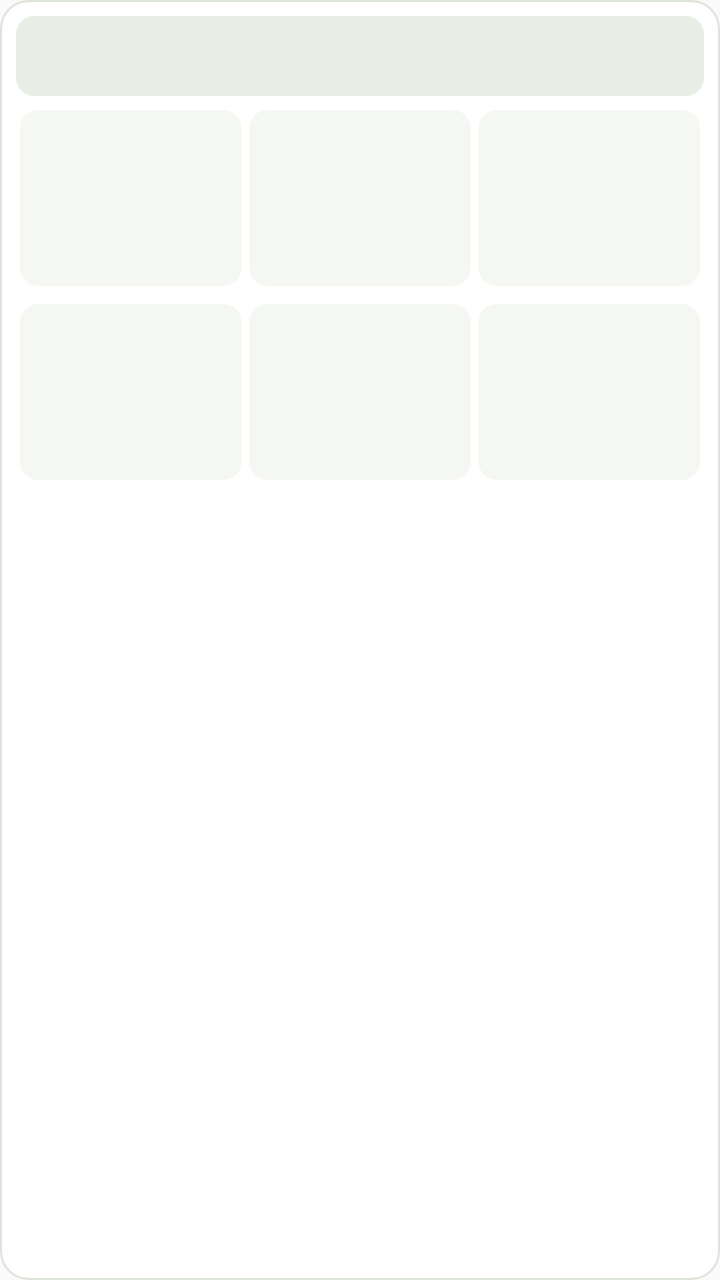
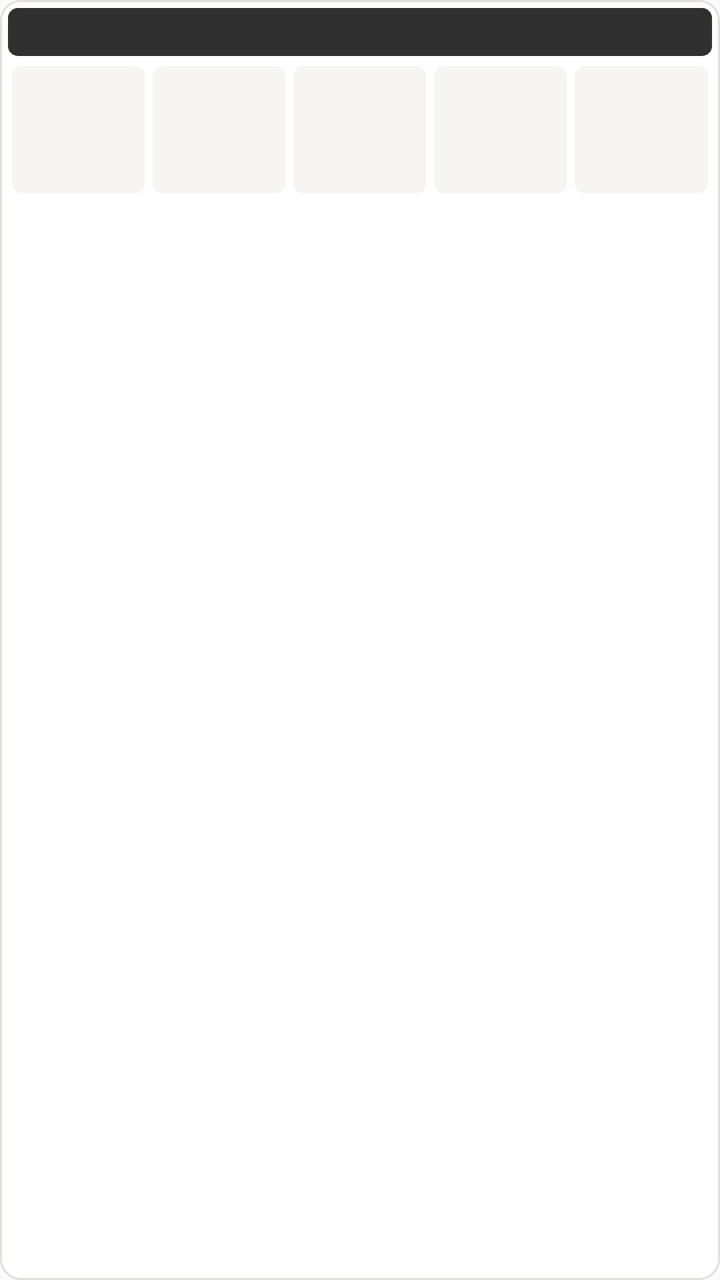

Before-and-after screenshots of an Android layout around one commit, followed by the original layout XML and the change that was made.
<!-- AndroidManifest.xml: application theme android:Theme.Material.Light.NoActionBar -->
<!-- res/layout/widget_section.xml -->
<?xml version="1.0" encoding="utf-8"?>
<LinearLayout xmlns:android="http://schemas.android.com/apk/res/android" android:layout_width="match_parent" android:layout_height="wrap_content" android:orientation="vertical" android:background="@drawable/widget_section_bg" android:padding="8dp">
 <LinearLayout android:id="@+id/section_header" android:layout_width="match_parent" android:layout_height="40dp" android:gravity="center_vertical" android:paddingLeft="8dp" android:paddingRight="8dp" android:background="@drawable/widget_header_bg">
  <ImageView android:id="@+id/section_icon" android:layout_width="23dp" android:layout_height="23dp" android:layout_marginRight="9dp" android:contentDescription=""/>
  <TextView android:id="@+id/section_title" android:layout_width="0dp" android:layout_weight="1" android:layout_height="wrap_content" android:textSize="18sp" android:textStyle="bold" android:textColor="#243D30"/>
 </LinearLayout>
 <LinearLayout android:id="@+id/action_row_0" android:layout_width="match_parent" android:layout_height="wrap_content" android:orientation="horizontal" android:paddingTop="5dp">
  <LinearLayout android:id="@+id/action_0" android:layout_width="0dp" android:layout_weight="1" android:layout_height="88dp" android:layout_margin="2dp" android:background="@drawable/btn_bg" android:orientation="vertical" android:gravity="center" android:padding="5dp">
   <ImageView android:id="@+id/action_0_icon" android:layout_width="30dp" android:layout_height="30dp" android:layout_marginBottom="5dp" android:contentDescription=""/>
   <TextView android:id="@+id/action_0_label" android:layout_width="match_parent" android:layout_height="wrap_content" android:gravity="center" android:textSize="13sp" android:textStyle="bold" android:textColor="#24352B" android:maxLines="2"/>
   <TextView android:id="@+id/action_0_sub" android:layout_width="match_parent" android:layout_height="wrap_content" android:gravity="center" android:textSize="10sp" android:textColor="#6A756D" android:maxLines="1" android:ellipsize="end"/>
  </LinearLayout>
  <LinearLayout android:id="@+id/action_1" android:layout_width="0dp" android:layout_weight="1" android:layout_height="88dp" android:layout_margin="2dp" android:background="@drawable/btn_bg" android:orientation="vertical" android:gravity="center" android:padding="5dp">
   <ImageView android:id="@+id/action_1_icon" android:layout_width="30dp" android:layout_height="30dp" android:layout_marginBottom="5dp" android:contentDescription=""/>
   <TextView android:id="@+id/action_1_label" android:layout_width="match_parent" android:layout_height="wrap_content" android:gravity="center" android:textSize="13sp" android:textStyle="bold" android:textColor="#24352B" android:maxLines="2"/>
   <TextView android:id="@+id/action_1_sub" android:layout_width="match_parent" android:layout_height="wrap_content" android:gravity="center" android:textSize="10sp" android:textColor="#6A756D" android:maxLines="1" android:ellipsize="end"/>
  </LinearLayout>
  <LinearLayout android:id="@+id/action_2" android:layout_width="0dp" android:layout_weight="1" android:layout_height="88dp" android:layout_margin="2dp" android:background="@drawable/btn_bg" android:orientation="vertical" android:gravity="center" android:padding="5dp">
   <ImageView android:id="@+id/action_2_icon" android:layout_width="30dp" android:layout_height="30dp" android:layout_marginBottom="5dp" android:contentDescription=""/>
   <TextView android:id="@+id/action_2_label" android:layout_width="match_parent" android:layout_height="wrap_content" android:gravity="center" android:textSize="13sp" android:textStyle="bold" android:textColor="#24352B" android:maxLines="2"/>
   <TextView android:id="@+id/action_2_sub" android:layout_width="match_parent" android:layout_height="wrap_content" android:gravity="center" android:textSize="10sp" android:textColor="#6A756D" android:maxLines="1" android:ellipsize="end"/>
  </LinearLayout>
 </LinearLayout>
 <LinearLayout android:id="@+id/action_row_1" android:layout_width="match_parent" android:layout_height="wrap_content" android:orientation="horizontal" android:paddingTop="5dp">
  <LinearLayout android:id="@+id/action_3" android:layout_width="0dp" android:layout_weight="1" android:layout_height="88dp" android:layout_margin="2dp" android:background="@drawable/btn_bg" android:orientation="vertical" android:gravity="center" android:padding="5dp">
   <ImageView android:id="@+id/action_3_icon" android:layout_width="30dp" android:layout_height="30dp" android:layout_marginBottom="5dp" android:contentDescription=""/>
   <TextView android:id="@+id/action_3_label" android:layout_width="match_parent" android:layout_height="wrap_content" android:gravity="center" android:textSize="13sp" android:textStyle="bold" android:textColor="#24352B" android:maxLines="2"/>
   <TextView android:id="@+id/action_3_sub" android:layout_width="match_parent" android:layout_height="wrap_content" android:gravity="center" android:textSize="10sp" android:textColor="#6A756D" android:maxLines="1" android:ellipsize="end"/>
  </LinearLayout>
  <LinearLayout android:id="@+id/action_4" android:layout_width="0dp" android:layout_weight="1" android:layout_height="88dp" android:layout_margin="2dp" android:background="@drawable/btn_bg" android:orientation="vertical" android:gravity="center" android:padding="5dp">
   <ImageView android:id="@+id/action_4_icon" android:layout_width="30dp" android:layout_height="30dp" android:layout_marginBottom="5dp" android:contentDescription=""/>
   <TextView android:id="@+id/action_4_label" android:layout_width="match_parent" android:layout_height="wrap_content" android:gravity="center" android:textSize="13sp" android:textStyle="bold" android:textColor="#24352B" android:maxLines="2"/>
   <TextView android:id="@+id/action_4_sub" android:layout_width="match_parent" android:layout_height="wrap_content" android:gravity="center" android:textSize="10sp" android:textColor="#6A756D" android:maxLines="1" android:ellipsize="end"/>
  </LinearLayout>
  <LinearLayout android:id="@+id/action_5" android:layout_width="0dp" android:layout_weight="1" android:layout_height="88dp" android:layout_margin="2dp" android:background="@drawable/btn_bg" android:orientation="vertical" android:gravity="center" android:padding="5dp">
   <ImageView android:id="@+id/action_5_icon" android:layout_width="30dp" android:layout_height="30dp" android:layout_marginBottom="5dp" android:contentDescription=""/>
   <TextView android:id="@+id/action_5_label" android:layout_width="match_parent" android:layout_height="wrap_content" android:gravity="center" android:textSize="13sp" android:textStyle="bold" android:textColor="#24352B" android:maxLines="2"/>
   <TextView android:id="@+id/action_5_sub" android:layout_width="match_parent" android:layout_height="wrap_content" android:gravity="center" android:textSize="10sp" android:textColor="#6A756D" android:maxLines="1" android:ellipsize="end"/>
  </LinearLayout>
 </LinearLayout>
</LinearLayout>
<!-- resources referenced by this layout -->
<resources>
  <!-- drawable btn_bg (drawable) -->
  <shape xmlns:android="http://schemas.android.com/apk/res/android" android:shape="rectangle"><solid android:color="#F5F7F2"/><corners android:radius="9dp"/></shape>
  <!-- drawable widget_header_bg (drawable) -->
  <shape xmlns:android="http://schemas.android.com/apk/res/android" android:shape="rectangle"><solid android:color="#E8EEE4"/><corners android:radius="9dp"/></shape>
  <!-- drawable widget_section_bg (drawable) -->
  <shape xmlns:android="http://schemas.android.com/apk/res/android" android:shape="rectangle"><solid android:color="#FFFFFF"/><corners android:radius="14dp"/><stroke android:width="1dp" android:color="#DDE4DA"/></shape>
</resources>

<!-- the commit's change to res/layout/widget_section.xml (unified diff, before → after) -->
@@ -1,41 +1,30 @@
 <?xml version="1.0" encoding="utf-8"?>
-<LinearLayout xmlns:android="http://schemas.android.com/apk/res/android" android:layout_width="match_parent" android:layout_height="wrap_content" android:orientation="vertical" android:background="@drawable/widget_section_bg" android:padding="8dp">
- <LinearLayout android:id="@+id/section_header" android:layout_width="match_parent" android:layout_height="40dp" android:gravity="center_vertical" android:paddingLeft="8dp" android:paddingRight="8dp" android:background="@drawable/widget_header_bg">
-  <ImageView android:id="@+id/section_icon" android:layout_width="23dp" android:layout_height="23dp" android:layout_marginRight="9dp" android:contentDescription=""/>
-  <TextView android:id="@+id/section_title" android:layout_width="0dp" android:layout_weight="1" android:layout_height="wrap_content" android:textSize="18sp" android:textStyle="bold" android:textColor="#243D30"/>
+<LinearLayout xmlns:android="http://schemas.android.com/apk/res/android" android:layout_width="match_parent" android:layout_height="wrap_content" android:orientation="vertical" android:background="@drawable/widget_section_bg" android:padding="4dp">
+ <TextView android:id="@+id/section_title" android:layout_width="match_parent" android:layout_height="24dp" android:gravity="center_vertical" android:paddingLeft="9dp" android:background="@drawable/widget_header_bg" android:textSize="13sp" android:textStyle="bold" android:letterSpacing="0.06" android:textColor="#FFFFFF"/>
+ <LinearLayout android:layout_width="match_parent" android:layout_height="wrap_content" android:orientation="horizontal" android:paddingTop="3dp">
+ <LinearLayout android:id="@+id/action_0" android:layout_width="0dp" android:layout_weight="1" android:layout_height="wrap_content" android:layout_margin="2dp" android:background="@drawable/btn_bg" android:orientation="vertical" android:gravity="center" android:padding="3dp">
+  <ImageView android:id="@+id/action_0_icon" android:layout_width="30dp" android:layout_height="20dp" android:layout_marginBottom="2dp" android:scaleType="fitCenter" android:contentDescription=""/>
+  <TextView android:id="@+id/action_0_label" android:layout_width="match_parent" android:layout_height="22dp" android:gravity="center" android:textSize="12sp" android:textStyle="bold" android:textColor="#2A2A2A" android:maxLines="2"/>
+  <TextView android:id="@+id/action_0_sub" android:layout_width="match_parent" android:layout_height="wrap_content" android:gravity="center" android:textSize="10sp" android:textColor="#796347" android:maxLines="1" android:ellipsize="end"/>
  </LinearLayout>
- <LinearLayout android:id="@+id/action_row_0" android:layout_width="match_parent" android:layout_height="wrap_content" android:orientation="horizontal" android:paddingTop="5dp">
-  <LinearLayout android:id="@+id/action_0" android:layout_width="0dp" android:layout_weight="1" android:layout_height="88dp" android:layout_margin="2dp" android:background="@drawable/btn_bg" android:orientation="vertical" android:gravity="center" android:padding="5dp">
-   <ImageView android:id="@+id/action_0_icon" android:layout_width="30dp" android:layout_height="30dp" android:layout_marginBottom="5dp" android:contentDescription=""/>
-   <TextView android:id="@+id/action_0_label" android:layout_width="match_parent" android:layout_height="wrap_content" android:gravity="center" android:textSize="13sp" android:textStyle="bold" android:textColor="#24352B" android:maxLines="2"/>
-   <TextView android:id="@+id/action_0_sub" android:layout_width="match_parent" android:layout_height="wrap_content" android:gravity="center" android:textSize="10sp" android:textColor="#6A756D" android:maxLines="1" android:ellipsize="end"/>
-  </LinearLayout>
-  <LinearLayout android:id="@+id/action_1" android:layout_width="0dp" android:layout_weight="1" android:layout_height="88dp" android:layout_margin="2dp" android:background="@drawable/btn_bg" android:orientation="vertical" android:gravity="center" android:padding="5dp">
-   <ImageView android:id="@+id/action_1_icon" android:layout_width="30dp" android:layout_height="30dp" android:layout_marginBottom="5dp" android:contentDescription=""/>
-   <TextView android:id="@+id/action_1_label" android:layout_width="match_parent" android:layout_height="wrap_content" android:gravity="center" android:textSize="13sp" android:textStyle="bold" android:textColor="#24352B" android:maxLines="2"/>
-   <TextView android:id="@+id/action_1_sub" android:layout_width="match_parent" android:layout_height="wrap_content" android:gravity="center" android:textSize="10sp" android:textColor="#6A756D" android:maxLines="1" android:ellipsize="end"/>
-  </LinearLayout>
-  <LinearLayout android:id="@+id/action_2" android:layout_width="0dp" android:layout_weight="1" android:layout_height="88dp" android:layout_margin="2dp" android:background="@drawable/btn_bg" android:orientation="vertical" android:gravity="center" android:padding="5dp">
-   <ImageView android:id="@+id/action_2_icon" android:layout_width="30dp" android:layout_height="30dp" android:layout_marginBottom="5dp" android:contentDescription=""/>
-   <TextView android:id="@+id/action_2_label" android:layout_width="match_parent" android:layout_height="wrap_content" android:gravity="center" android:textSize="13sp" android:textStyle="bold" android:textColor="#24352B" android:maxLines="2"/>
-   <TextView android:id="@+id/action_2_sub" android:layout_width="match_parent" android:layout_height="wrap_content" android:gravity="center" android:textSize="10sp" android:textColor="#6A756D" android:maxLines="1" android:ellipsize="end"/>
-  </LinearLayout>
+ <LinearLayout android:id="@+id/action_1" android:layout_width="0dp" android:layout_weight="1" android:layout_height="wrap_content" android:layout_margin="2dp" android:background="@drawable/btn_bg" android:orientation="vertical" android:gravity="center" android:padding="3dp">
+  <ImageView android:id="@+id/action_1_icon" android:layout_width="30dp" android:layout_height="20dp" android:layout_marginBottom="2dp" android:scaleType="fitCenter" android:contentDescription=""/>
+  <TextView android:id="@+id/action_1_label" android:layout_width="match_parent" android:layout_height="22dp" android:gravity="center" android:textSize="12sp" android:textStyle="bold" android:textColor="#2A2A2A" android:maxLines="2"/>
+  <TextView android:id="@+id/action_1_sub" android:layout_width="match_parent" android:layout_height="wrap_content" android:gravity="center" android:textSize="10sp" android:textColor="#796347" android:maxLines="1" android:ellipsize="end"/>
  </LinearLayout>
- <LinearLayout android:id="@+id/action_row_1" android:layout_width="match_parent" android:layout_height="wrap_content" android:orientation="horizontal" android:paddingTop="5dp">
-  <LinearLayout android:id="@+id/action_3" android:layout_width="0dp" android:layout_weight="1" android:layout_height="88dp" android:layout_margin="2dp" android:background="@drawable/btn_bg" android:orientation="vertical" android:gravity="center" android:padding="5dp">
-   <ImageView android:id="@+id/action_3_icon" android:layout_width="30dp" android:layout_height="30dp" android:layout_marginBottom="5dp" android:contentDescription=""/>
-   <TextView android:id="@+id/action_3_label" android:layout_width="match_parent" android:layout_height="wrap_content" android:gravity="center" android:textSize="13sp" android:textStyle="bold" android:textColor="#24352B" android:maxLines="2"/>
-   <TextView android:id="@+id/action_3_sub" android:layout_width="match_parent" android:layout_height="wrap_content" android:gravity="center" android:textSize="10sp" android:textColor="#6A756D" android:maxLines="1" android:ellipsize="end"/>
-  </LinearLayout>
-  <LinearLayout android:id="@+id/action_4" android:layout_width="0dp" android:layout_weight="1" android:layout_height="88dp" android:layout_margin="2dp" android:background="@drawable/btn_bg" android:orientation="vertical" android:gravity="center" android:padding="5dp">
-   <ImageView android:id="@+id/action_4_icon" android:layout_width="30dp" android:layout_height="30dp" android:layout_marginBottom="5dp" android:contentDescription=""/>
-   <TextView android:id="@+id/action_4_label" android:layout_width="match_parent" android:layout_height="wrap_content" android:gravity="center" android:textSize="13sp" android:textStyle="bold" android:textColor="#24352B" android:maxLines="2"/>
-   <TextView android:id="@+id/action_4_sub" android:layout_width="match_parent" android:layout_height="wrap_content" android:gravity="center" android:textSize="10sp" android:textColor="#6A756D" android:maxLines="1" android:ellipsize="end"/>
-  </LinearLayout>
-  <LinearLayout android:id="@+id/action_5" android:layout_width="0dp" android:layout_weight="1" android:layout_height="88dp" android:layout_margin="2dp" android:background="@drawable/btn_bg" android:orientation="vertical" android:gravity="center" android:padding="5dp">
-   <ImageView android:id="@+id/action_5_icon" android:layout_width="30dp" android:layout_height="30dp" android:layout_marginBottom="5dp" android:contentDescription=""/>
-   <TextView android:id="@+id/action_5_label" android:layout_width="match_parent" android:layout_height="wrap_content" android:gravity="center" android:textSize="13sp" android:textStyle="bold" android:textColor="#24352B" android:maxLines="2"/>
-   <TextView android:id="@+id/action_5_sub" android:layout_width="match_parent" android:layout_height="wrap_content" android:gravity="center" android:textSize="10sp" android:textColor="#6A756D" android:maxLines="1" android:ellipsize="end"/>
-  </LinearLayout>
+ <LinearLayout android:id="@+id/action_2" android:layout_width="0dp" android:layout_weight="1" android:layout_height="wrap_content" android:layout_margin="2dp" android:background="@drawable/btn_bg" android:orientation="vertical" android:gravity="center" android:padding="3dp">
+  <ImageView android:id="@+id/action_2_icon" android:layout_width="30dp" android:layout_height="20dp" android:layout_marginBottom="2dp" android:scaleType="fitCenter" android:contentDescription=""/>
+  <TextView android:id="@+id/action_2_label" android:layout_width="match_parent" android:layout_height="22dp" android:gravity="center" android:textSize="12sp" android:textStyle="bold" android:textColor="#2A2A2A" android:maxLines="2"/>
+  <TextView android:id="@+id/action_2_sub" android:layout_width="match_parent" android:layout_height="wrap_content" android:gravity="center" android:textSize="10sp" android:textColor="#796347" android:maxLines="1" android:ellipsize="end"/>
  </LinearLayout>
-</LinearLayout>
+ <LinearLayout android:id="@+id/action_3" android:layout_width="0dp" android:layout_weight="1" android:layout_height="wrap_content" android:layout_margin="2dp" android:background="@drawable/btn_bg" android:orientation="vertical" android:gravity="center" android:padding="3dp">
+  <ImageView android:id="@+id/action_3_icon" android:layout_width="30dp" android:layout_height="20dp" android:layout_marginBottom="2dp" android:scaleType="fitCenter" android:contentDescription=""/>
+  <TextView android:id="@+id/action_3_label" android:layout_width="match_parent" android:layout_height="22dp" android:gravity="center" android:textSize="12sp" android:textStyle="bold" android:textColor="#2A2A2A" android:maxLines="2"/>
+  <TextView android:id="@+id/action_3_sub" android:layout_width="match_parent" android:layout_height="wrap_content" android:gravity="center" android:textSize="10sp" android:textColor="#796347" android:maxLines="1" android:ellipsize="end"/>
+ </LinearLayout>
+ <LinearLayout android:id="@+id/action_4" android:layout_width="0dp" android:layout_weight="1" android:layout_height="wrap_content" android:layout_margin="2dp" android:background="@drawable/btn_bg" android:orientation="vertical" android:gravity="center" android:padding="3dp">
+  <ImageView android:id="@+id/action_4_icon" android:layout_width="30dp" android:layout_height="20dp" android:layout_marginBottom="2dp" android:scaleType="fitCenter" android:contentDescription=""/>
+  <TextView android:id="@+id/action_4_label" android:layout_width="match_parent" android:layout_height="22dp" android:gravity="center" android:textSize="12sp" android:textStyle="bold" android:textColor="#2A2A2A" android:maxLines="2"/>
+  <TextView android:id="@+id/action_4_sub" android:layout_width="match_parent" android:layout_height="wrap_content" android:gravity="center" android:textSize="10sp" android:textColor="#796347" android:maxLines="1" android:ellipsize="end"/>
+ </LinearLayout>
+ </LinearLayout></LinearLayout>
<!-- resource entries referenced after the edit -->
@@ -1,10 +1,10 @@
 <!-- resources referenced by this layout -->
 <resources>
   <!-- drawable btn_bg (drawable) -->
-  <shape xmlns:android="http://schemas.android.com/apk/res/android" android:shape="rectangle"><solid android:color="#F5F7F2"/><corners android:radius="9dp"/></shape>
+  <shape xmlns:android="http://schemas.android.com/apk/res/android" android:shape="rectangle"><solid android:color="#F7F5F2"/><corners android:radius="5dp"/></shape>
   <!-- drawable widget_header_bg (drawable) -->
-  <shape xmlns:android="http://schemas.android.com/apk/res/android" android:shape="rectangle"><solid android:color="#E8EEE4"/><corners android:radius="9dp"/></shape>
+  <shape xmlns:android="http://schemas.android.com/apk/res/android" android:shape="rectangle"><solid android:color="#303030"/><corners android:radius="5dp"/></shape>
   <!-- drawable widget_section_bg (drawable) -->
-  <shape xmlns:android="http://schemas.android.com/apk/res/android" android:shape="rectangle"><solid android:color="#FFFFFF"/><corners android:radius="14dp"/><stroke android:width="1dp" android:color="#DDE4DA"/></shape>
+  <shape xmlns:android="http://schemas.android.com/apk/res/android" android:shape="rectangle"><solid android:color="#FFFFFF"/><corners android:radius="10dp"/><stroke android:width="1dp" android:color="#E2DED8"/></shape>
 </resources>
 
